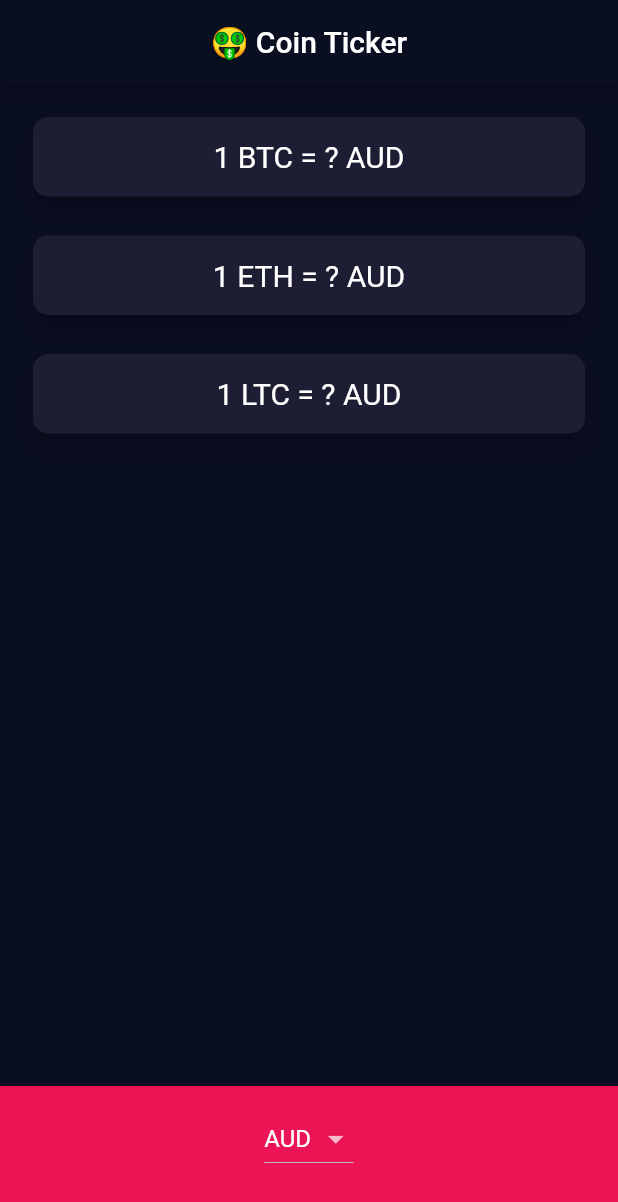
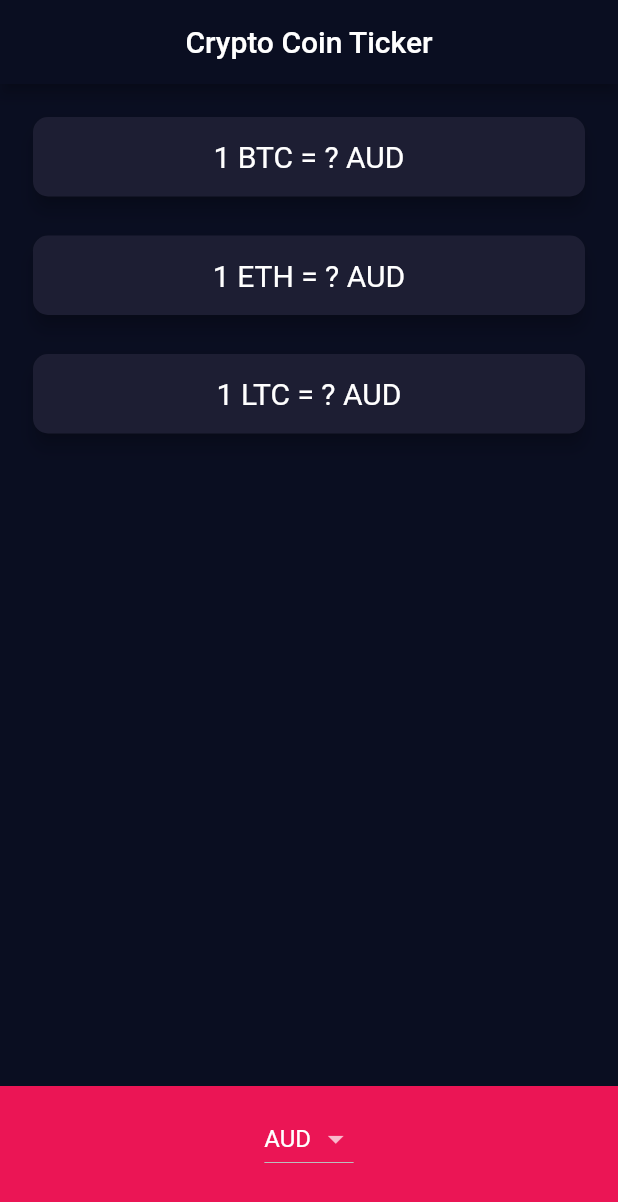
Before and after one commit to Ayushd70/bitcoin-ticker, a Flutter app: the screen it shows after launch, on a phone screen of 412 x 824 dp. Shown: the top 1202 px of the screen. Run offline on Flutter 3.47's test engine with Material 2 defaults, Android fonts, the phone set to English and light mode, and no system bars; network calls fail.

Commit message:
bitcoin-ticker: update app bar title
*the emoji triggered my OCD

Signed-off-by: Ayush Dubey <ayushdubey70@gmail.com>

```diff
--- a/lib/price_screen.dart
+++ b/lib/price_screen.dart
@@ -101,7 +101,7 @@ class _PriceScreenState extends State<PriceScreen> {
     makeCards();
     return Scaffold(
       appBar: AppBar(
-        title: Text('🤑 Coin Ticker'),
+        title: Text('Crypto Coin Ticker'),
         centerTitle: true,
       ),
       body: Column(
```
